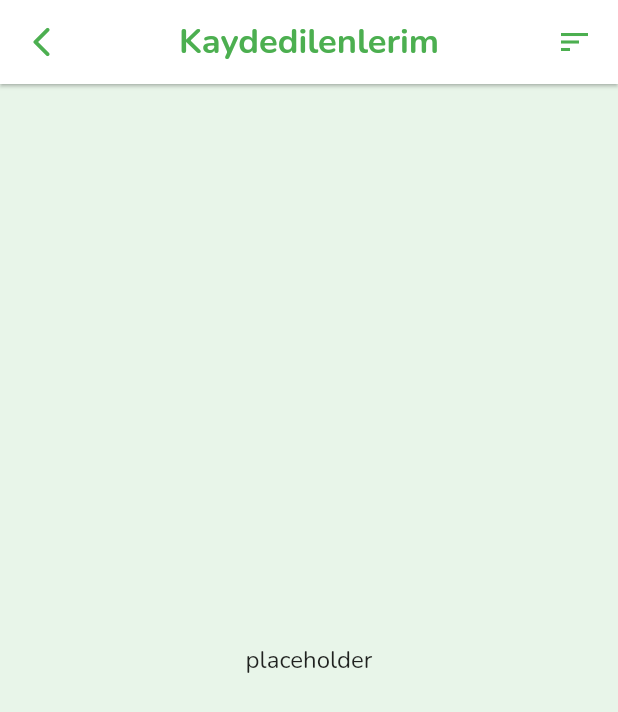
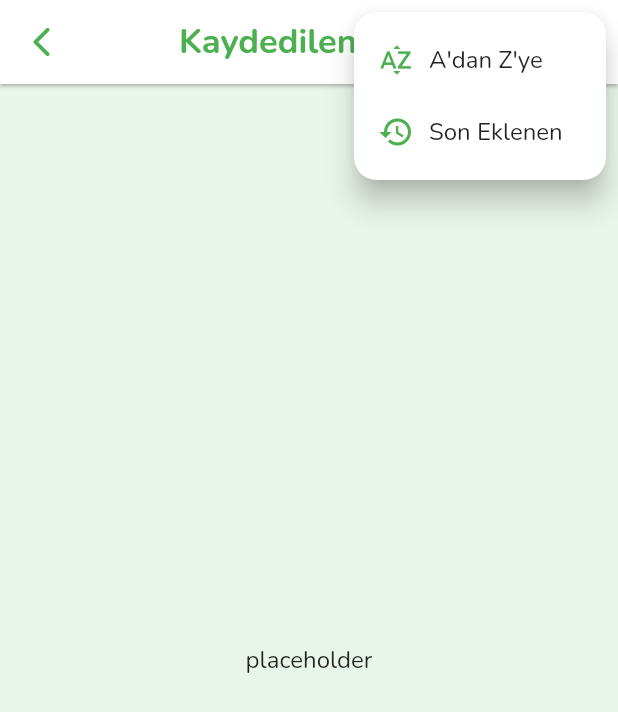
Before and after one commit to simamoglu/famille, a Flutter app: the BookmarksScreen screen opened directly, after a tap on the "sort" icon, on a phone screen of 412 x 824 dp. Shown: the top 712 px of the screen. Run offline on Flutter 3.47's test engine with Material 2 defaults, Android fonts, the phone set to English and light mode, and no system bars.

Commit message:
PopUpMenu was added

```diff
--- a/lib/screens/bookmarks_screen.dart
+++ b/lib/screens/bookmarks_screen.dart
@@ -21,12 +21,60 @@ class BookmarksScreen extends StatelessWidget {
           style: Theme.of(context).appBarTheme.titleTextStyle,
         ),
         actions: [
-          IconButton(
-            onPressed: () {},
+          PopupMenuButton(
+            shape: const RoundedRectangleBorder(
+              borderRadius: BorderRadius.all(
+                Radius.circular(15),
+              ),
+            ),
             icon: const Icon(
               Icons.sort_outlined,
               color: Colors.green,
             ),
+            itemBuilder: (context) {
+              return [
+                PopupMenuItem(
+                  value: 'alphabetic',
+                  child: Row(
+                    children: [
+                      const Icon(
+                        Icons.sort_by_alpha_outlined,
+                        color: Colors.green,
+                      ),
+                      const SizedBox(
+                        width: 10,
+                      ),
+                      Text(
+                        "A'dan Z'ye",
+                        style: Theme.of(context).textTheme.bodyText2,
+                      ),
+                    ],
+                  ),
+                ),
+                PopupMenuItem(
+                  value: 'date',
+                  child: Row(
+                    children: [
+                      const Icon(
+                        Icons.history_outlined,
+                        color: Colors.green,
+                      ),
+                      const SizedBox(
+                        width: 10,
+                      ),
+                      Text(
+                        'Son Eklenen',
+                        style: Theme.of(context).textTheme.bodyText2,
+                      ),
+                    ],
+                  ),
+                ),
+              ];
+            },
+            onSelected: (value) {
+              if (value == 'alphabetic') {
+              } else if (value == 'date') {}
+            },
           ),
           const SizedBox(
             width: 5,
--- a/lib/screens/navigation_bar_screen.dart
+++ b/lib/screens/navigation_bar_screen.dart
@@ -49,7 +49,7 @@ class _NavigationBarScreenState extends State<NavigationBarScreen> {
                   : Icons.supervised_user_circle_outlined,
               size: 30,
             ),
-            label: 'Etkinlikler',
+            label: 'Aile',
           ),
           BottomNavigationBarItem(
             icon: Icon(
--- a/lib/widgets/post.dart
+++ b/lib/widgets/post.dart
@@ -11,7 +11,7 @@ class Post extends StatelessWidget {
       Column(
         children: [
           Row(
-            mainAxisAlignment: MainAxisAlignment.spaceAround,
+            mainAxisAlignment: MainAxisAlignment.spaceBetween,
             children: [
               const CircleAvatar(
                 radius: 20,
```
Also changed, not shown: lib/screens/feed_screen.dart (+51 -3 lines).
